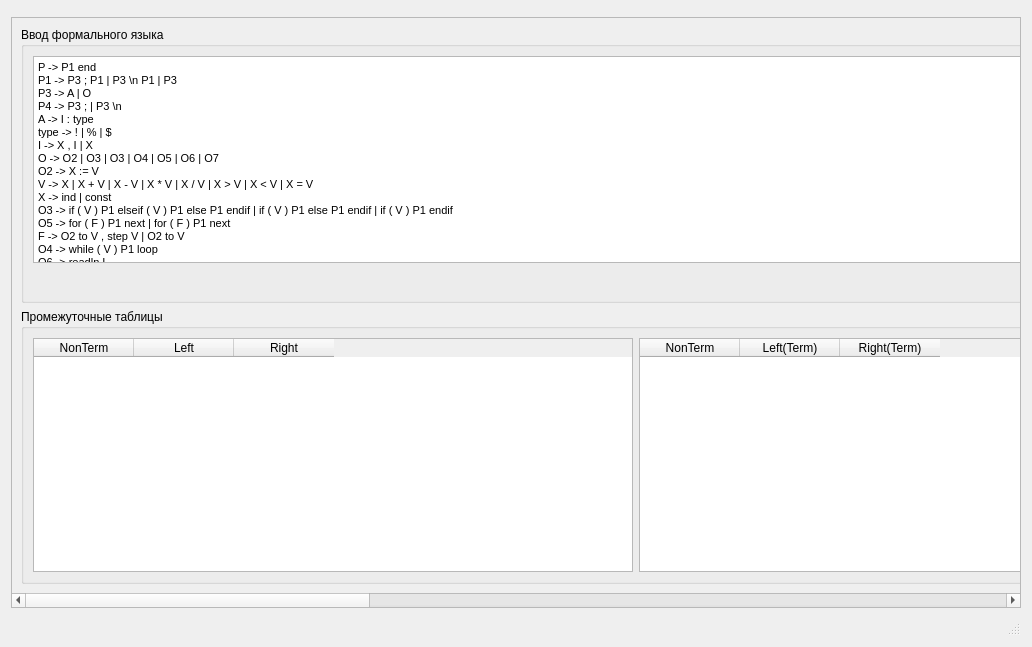
The window that Code/SyntacticAnalysis/syntacticwindow.ui (Max1mu5/Compiler) describes before a commit, drawn with Qt 5.
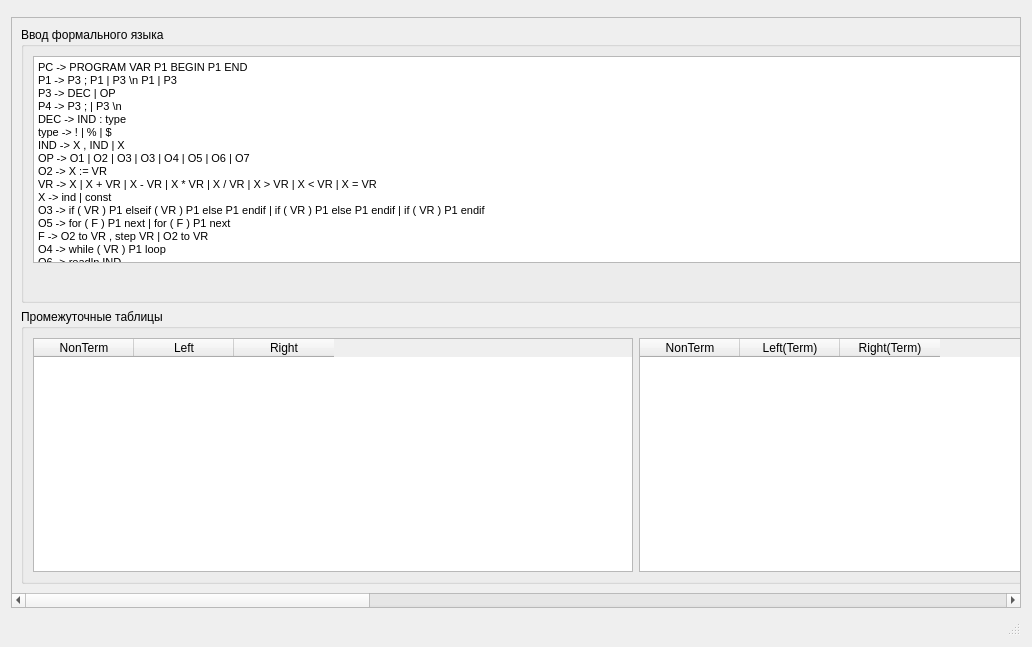
The same window after the commit.

Patch:
```diff
--- a/Code/SyntacticAnalysis/syntacticwindow.ui
+++ b/Code/SyntacticAnalysis/syntacticwindow.ui
@@ -73,24 +73,25 @@
 &lt;html&gt;&lt;head&gt;&lt;meta name=&quot;qrichtext&quot; content=&quot;1&quot; /&gt;&lt;style type=&quot;text/css&quot;&gt;
 p, li { white-space: pre-wrap; }
 &lt;/style&gt;&lt;/head&gt;&lt;body style=&quot; font-family:'MS Shell Dlg 2'; font-size:8.25pt; font-weight:400; font-style:normal;&quot;&gt;
-&lt;p style=&quot; margin-top:0px; margin-bottom:0px; margin-left:0px; margin-right:0px; -qt-block-indent:0; text-indent:0px;&quot;&gt;P -&amp;gt; P1 end&lt;/p&gt;
+&lt;p style=&quot; margin-top:0px; margin-bottom:0px; margin-left:0px; margin-right:0px; -qt-block-indent:0; text-indent:0px;&quot;&gt;PC -&amp;gt; PROGRAM VAR P1 BEGIN P1 END&lt;/p&gt;
 &lt;p style=&quot; margin-top:0px; margin-bottom:0px; margin-left:0px; margin-right:0px; -qt-block-indent:0; text-indent:0px;&quot;&gt;P1 -&amp;gt; P3 ; P1 | P3 \n P1 | P3&lt;/p&gt;
-&lt;p style=&quot; margin-top:0px; margin-bottom:0px; margin-left:0px; margin-right:0px; -qt-block-indent:0; text-indent:0px;&quot;&gt;P3 -&amp;gt; A | O&lt;/p&gt;
+&lt;p style=&quot; margin-top:0px; margin-bottom:0px; margin-left:0px; margin-right:0px; -qt-block-indent:0; text-indent:0px;&quot;&gt;P3 -&amp;gt; DEC | OP&lt;/p&gt;
 &lt;p style=&quot; margin-top:0px; margin-bottom:0px; margin-left:0px; margin-right:0px; -qt-block-indent:0; text-indent:0px;&quot;&gt;P4 -&amp;gt; P3 ; | P3 \n&lt;/p&gt;
-&lt;p style=&quot; margin-top:0px; margin-bottom:0px; margin-left:0px; margin-right:0px; -qt-block-indent:0; text-indent:0px;&quot;&gt;A -&amp;gt; I : type&lt;/p&gt;
+&lt;p style=&quot; margin-top:0px; margin-bottom:0px; margin-left:0px; margin-right:0px; -qt-block-indent:0; text-indent:0px;&quot;&gt;DEC -&amp;gt; IND : type&lt;/p&gt;
 &lt;p style=&quot; margin-top:0px; margin-bottom:0px; margin-left:0px; margin-right:0px; -qt-block-indent:0; text-indent:0px;&quot;&gt;type -&amp;gt; ! | % | $&lt;/p&gt;
-&lt;p style=&quot; margin-top:0px; margin-bottom:0px; margin-left:0px; margin-right:0px; -qt-block-indent:0; text-indent:0px;&quot;&gt;I -&amp;gt; X , I | X&lt;/p&gt;
-&lt;p style=&quot; margin-top:0px; margin-bottom:0px; margin-left:0px; margin-right:0px; -qt-block-indent:0; text-indent:0px;&quot;&gt;O -&amp;gt; O2 | O3 | O3 | O4 | O5 | O6 | O7&lt;/p&gt;
-&lt;p style=&quot; margin-top:0px; margin-bottom:0px; margin-left:0px; margin-right:0px; -qt-block-indent:0; text-indent:0px;&quot;&gt;O2 -&amp;gt; X := V&lt;/p&gt;
-&lt;p style=&quot; margin-top:0px; margin-bottom:0px; margin-left:0px; margin-right:0px; -qt-block-indent:0; text-indent:0px;&quot;&gt;V -&amp;gt; X | X + V | X - V | X * V | X / V | X &amp;gt; V | X &amp;lt; V | X = V&lt;/p&gt;
+&lt;p style=&quot; margin-top:0px; margin-bottom:0px; margin-left:0px; margin-right:0px; -qt-block-indent:0; text-indent:0px;&quot;&gt;IND -&amp;gt; X , IND | X&lt;/p&gt;
+&lt;p style=&quot; margin-top:0px; margin-bottom:0px; margin-left:0px; margin-right:0px; -qt-block-indent:0; text-indent:0px;&quot;&gt;OP -&amp;gt; O1 | O2 | O3 | O3 | O4 | O5 | O6 | O7&lt;/p&gt;
+&lt;p style=&quot; margin-top:0px; margin-bottom:0px; margin-left:0px; margin-right:0px; -qt-block-indent:0; text-indent:0px;&quot;&gt;O2 -&amp;gt; X := VR&lt;/p&gt;
+&lt;p style=&quot; margin-top:0px; margin-bottom:0px; margin-left:0px; margin-right:0px; -qt-block-indent:0; text-indent:0px;&quot;&gt;VR -&amp;gt; X | X + VR | X - VR | X * VR | X / VR | X &amp;gt; VR | X &amp;lt; VR | X = VR&lt;/p&gt;
 &lt;p style=&quot; margin-top:0px; margin-bottom:0px; margin-left:0px; margin-right:0px; -qt-block-indent:0; text-indent:0px;&quot;&gt;X -&amp;gt; ind | const&lt;/p&gt;
-&lt;p style=&quot; margin-top:0px; margin-bottom:0px; margin-left:0px; margin-right:0px; -qt-block-indent:0; text-indent:0px;&quot;&gt;O3 -&amp;gt; if ( V ) P1 elseif ( V ) P1 else P1 endif | if ( V ) P1 else P1 endif | if ( V ) P1 endif&lt;/p&gt;
+&lt;p style=&quot; margin-top:0px; margin-bottom:0px; margin-left:0px; margin-right:0px; -qt-block-indent:0; text-indent:0px;&quot;&gt;O3 -&amp;gt; if ( VR ) P1 elseif ( VR ) P1 else P1 endif | if ( VR ) P1 else P1 endif | if ( VR ) P1 endif&lt;/p&gt;
 &lt;p style=&quot; margin-top:0px; margin-bottom:0px; margin-left:0px; margin-right:0px; -qt-block-indent:0; text-indent:0px;&quot;&gt;O5 -&amp;gt; for ( F ) P1 next | for ( F ) P1 next&lt;/p&gt;
-&lt;p style=&quot; margin-top:0px; margin-bottom:0px; margin-left:0px; margin-right:0px; -qt-block-indent:0; text-indent:0px;&quot;&gt;F -&amp;gt; O2 to V , step V | O2 to V&lt;/p&gt;
-&lt;p style=&quot; margin-top:0px; margin-bottom:0px; margin-left:0px; margin-right:0px; -qt-block-indent:0; text-indent:0px;&quot;&gt;O4 -&amp;gt; while ( V ) P1 loop&lt;/p&gt;
-&lt;p style=&quot; margin-top:0px; margin-bottom:0px; margin-left:0px; margin-right:0px; -qt-block-indent:0; text-indent:0px;&quot;&gt;O6 -&amp;gt; readln I&lt;/p&gt;
-&lt;p style=&quot; margin-top:0px; margin-bottom:0px; margin-left:0px; margin-right:0px; -qt-block-indent:0; text-indent:0px;&quot;&gt;O7 -&amp;gt; writeln I&lt;/p&gt;
-&lt;p style=&quot; margin-top:0px; margin-bottom:0px; margin-left:0px; margin-right:0px; -qt-block-indent:0; text-indent:0px;&quot;&gt;Y -&amp;gt; \n&lt;/p&gt;&lt;/body&gt;&lt;/html&gt;</string>
+&lt;p style=&quot; margin-top:0px; margin-bottom:0px; margin-left:0px; margin-right:0px; -qt-block-indent:0; text-indent:0px;&quot;&gt;F -&amp;gt; O2 to VR , step VR | O2 to VR&lt;/p&gt;
+&lt;p style=&quot; margin-top:0px; margin-bottom:0px; margin-left:0px; margin-right:0px; -qt-block-indent:0; text-indent:0px;&quot;&gt;O4 -&amp;gt; while ( VR ) P1 loop&lt;/p&gt;
+&lt;p style=&quot; margin-top:0px; margin-bottom:0px; margin-left:0px; margin-right:0px; -qt-block-indent:0; text-indent:0px;&quot;&gt;O6 -&amp;gt; readln IND&lt;/p&gt;
+&lt;p style=&quot; margin-top:0px; margin-bottom:0px; margin-left:0px; margin-right:0px; -qt-block-indent:0; text-indent:0px;&quot;&gt;O7 -&amp;gt; writeln IND&lt;/p&gt;
+&lt;p style=&quot; margin-top:0px; margin-bottom:0px; margin-left:0px; margin-right:0px; -qt-block-indent:0; text-indent:0px;&quot;&gt;Y -&amp;gt; \n&lt;/p&gt;
+&lt;p style=&quot; margin-top:0px; margin-bottom:0px; margin-left:0px; margin-right:0px; -qt-block-indent:0; text-indent:0px;&quot;&gt;O1 -&amp;gt; begin P1 end&lt;/p&gt;&lt;/body&gt;&lt;/html&gt;</string>
                 </property>
                </widget>
               </item>
```
Left out of the diff: 2 changed lines with no effect on the pictures.
